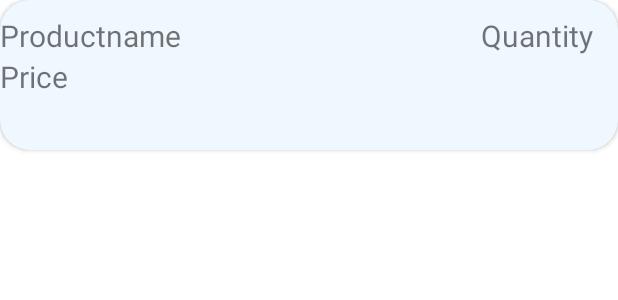
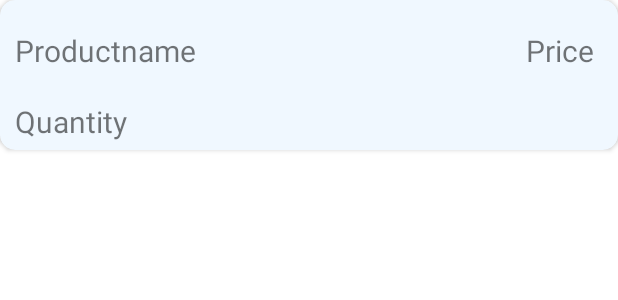
Before and after one commit to lindamol/CashRegisterAssignment2, an Android app: the layout history_row_layout.xml on its own in the app's theme, with its tools: preview values and no code run, on a phone screen of 412 x 824 dp. Shown: the top 300 px of the screen. Run offline under Robolectric (Android 15) with nearby library versions, the phone set to English and light mode, and no system bars.

Commit message:
version2

```diff
--- a/app/src/main/res/layout/activity_main.xml
+++ b/app/src/main/res/layout/activity_main.xml
@@ -232,7 +232,7 @@
     <ListView
         android:id="@+id/listproduct"
         android:layout_width="match_parent"
-        android:layout_height="284dp"
+        android:layout_height="match_parent"
         android:layout_below="@id/textViewquantity"
         android:layout_marginLeft="10sp"
         android:layout_marginTop="30sp"
--- a/app/src/main/res/layout/history_row_layout.xml
+++ b/app/src/main/res/layout/history_row_layout.xml
@@ -4,13 +4,14 @@
     android:layout_height="100sp"
     xmlns:app="http://schemas.android.com/apk/res-auto"
     android:backgroundTint="@color/AliceBlue"
-    app:cardCornerRadius="20sp"
+    app:cardCornerRadius="10sp"
+    android:layout_marginBottom="10sp"
     android:padding="10sp">
 
     <LinearLayout
         android:id="@+id/linearlayoutid"
         android:layout_width="match_parent"
-        android:layout_height="70sp"
+        android:layout_height="100sp"
         android:orientation="vertical"
         android:weightSum="3">
 
@@ -26,26 +27,29 @@
                 android:layout_marginTop="10sp"
                 android:layout_weight="1"
                 android:text="@string/productname"
+                android:padding="10sp"
                 android:textSize="20sp"></TextView>
 
             <TextView
-                android:id="@+id/hquantityid"
+                android:id="@+id/hpriceid"
+                android:padding="10sp"
                 android:layout_width="wrap_content"
                 android:layout_height="wrap_content"
                 android:layout_marginLeft="200sp"
                 android:layout_marginTop="10sp"
-                android:text="@string/quantity"
+                android:text="@string/pricetextrow"
                 android:textSize="20sp">
 
             </TextView>
         </LinearLayout>
 
         <TextView
-            android:id="@+id/hpriceid"
+            android:id="@+id/hquantityid"
+            android:padding="10sp"
             android:layout_width="wrap_content"
             android:layout_height="wrap_content"
             android:layout_weight="1"
-            android:text="@string/pricetextrow"
+            android:text="@string/quantity"
             android:textSize="20sp"></TextView>
 
     </LinearLayout>
```
Also changed, not shown: app/src/main/java/com/example/cashregisterassignment2/HistoryActivity.java (+12 -3 lines), app/src/main/java/com/example/cashregisterassignment2/ManagerActivity.java (+9 -8 lines), app/src/main/res/layout/activity_history.xml (+21 -2 lines).
